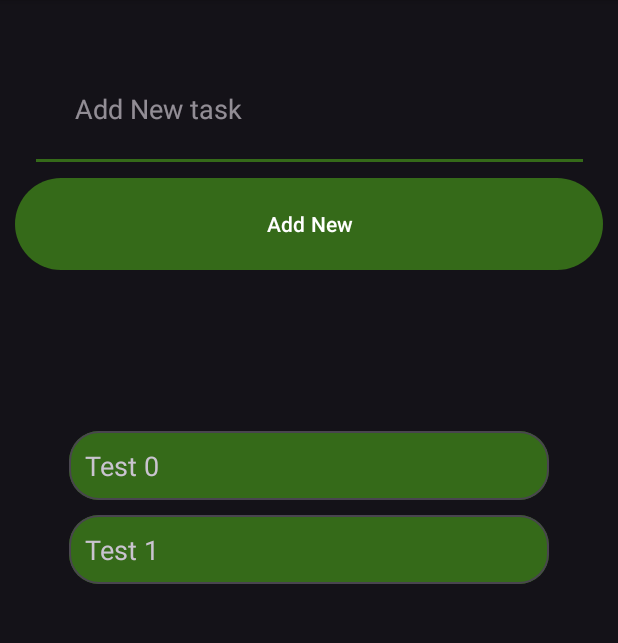
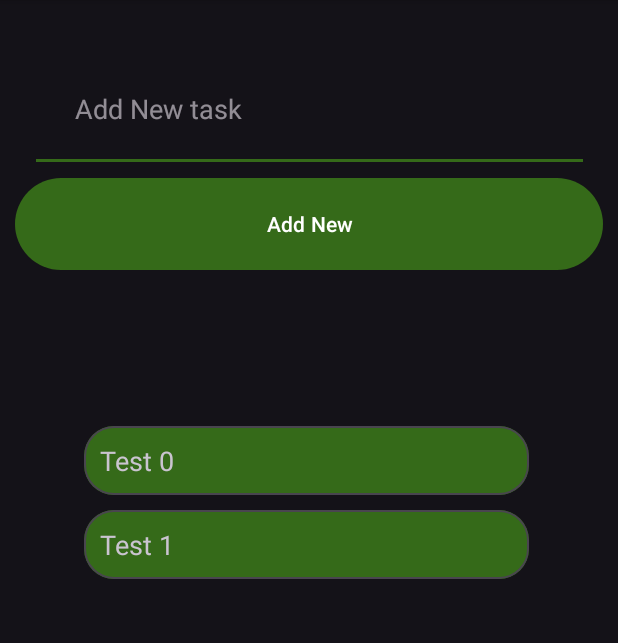
Before and after one commit to hajul-dhanish/android-oned, an Android app: the HomeActivity screen opened directly, with no data from a screen before it, on a phone screen of 412 x 824 dp, the part 96-739 px from its top. Run offline under Robolectric (Android 15) with nearby library versions, the phone set to English and light mode, and no system bars.

Commit message:
- Added Home Page and bug fixer

```diff
--- a/app/src/main/java/com/example/zerod/HomeActivity.kt
+++ b/app/src/main/java/com/example/zerod/HomeActivity.kt
@@ -1,10 +1,12 @@
 package com.example.zerod
 
+import android.os.Bundle
+import android.view.WindowManager
 import androidx.appcompat.app.AppCompatActivity
-import android.os.Bundle
 import androidx.recyclerview.widget.LinearLayoutManager
 import androidx.recyclerview.widget.RecyclerView
 import kotlinx.android.synthetic.main.activity_home.*
+
 
 class HomeActivity : AppCompatActivity() {
 
@@ -13,6 +15,7 @@ class HomeActivity : AppCompatActivity() {
     var listOfusers: ArrayList<Users> = ArrayList()
 
     override fun onCreate(savedInstanceState: Bundle?) {
+        window.setSoftInputMode(WindowManager.LayoutParams.SOFT_INPUT_STATE_VISIBLE or WindowManager.LayoutParams.SOFT_INPUT_ADJUST_RESIZE)
         super.onCreate(savedInstanceState)
         setContentView(R.layout.activity_home)
 
@@ -37,10 +40,10 @@ class HomeActivity : AppCompatActivity() {
         mRecyclerView = findViewById(R.id.my_recycler_view)
 
             val mLayoutManager = LinearLayoutManager(this, LinearLayoutManager.VERTICAL, false)
-            mRecyclerView!!.layoutManager = mLayoutManager
+            mRecyclerView?.layoutManager = mLayoutManager
 
             mAdapter = Myadapter(listOfusers)
-            mRecyclerView!!.adapter = mAdapter
+            mRecyclerView?.adapter = mAdapter
 
         }
 
--- a/app/src/main/res/layout/activity_home.xml
+++ b/app/src/main/res/layout/activity_home.xml
@@ -35,18 +35,28 @@
         tools:ignore="MissingConstraints"
         tools:layout_editor_absoluteX="10dp" />
 
-    <androidx.recyclerview.widget.RecyclerView
-        android:id="@+id/my_recycler_view"
-        android:layout_height="388dp"
+    <ScrollView
         android:layout_width="match_parent"
-        android:layout_marginStart="16dp"
-        android:layout_marginTop="16dp"
-        android:layout_marginEnd="16dp"
+        android:layout_height="386dp"
+        android:layout_marginStart="10dp"
+        android:layout_marginTop="8dp"
+        android:layout_marginEnd="9dp"
         android:layout_marginBottom="8dp"
         app:layout_constraintBottom_toBottomOf="parent"
         app:layout_constraintEnd_toEndOf="parent"
         app:layout_constraintStart_toStartOf="parent"
-        app:layout_constraintTop_toBottomOf="@+id/addTaskButtonid" />
+        app:layout_constraintTop_toBottomOf="@+id/addTaskButtonid"
+        android:fillViewport="true"
+        android:scrollbarStyle="insideInset"
+        android:scrollbars="vertical" >
+
+        <androidx.recyclerview.widget.RecyclerView
+            android:id="@+id/my_recycler_view"
+            android:layout_width="match_parent"
+            android:layout_height="wrap_content"
+            android:layout_marginStart="16dp"
+            android:layout_marginEnd="16dp" />
+    </ScrollView>
 
 
 </androidx.constraintlayout.widget.ConstraintLayout>
```
